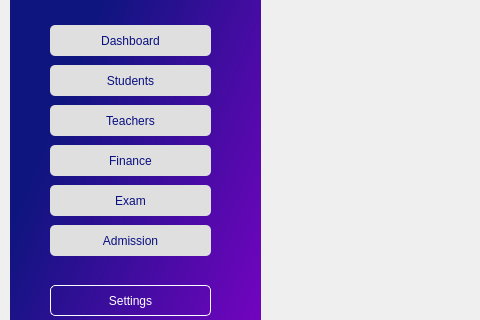
Old version of the form mainwindow.ui in the repository sarfarazunarr/school-management-software; both pictures show x 0 to 480 and y 175 to 495 of the 1366 by 728 pixel window.
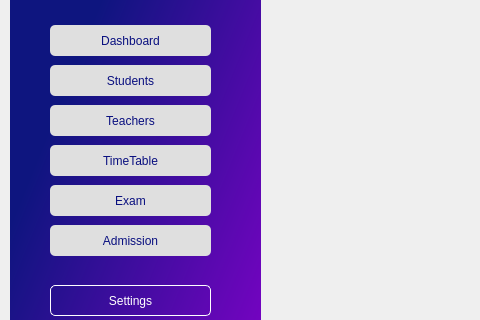
New version of the form.

What changed in the file:
```diff
--- a/mainwindow.ui
+++ b/mainwindow.ui
@@ -120,7 +120,7 @@
 border-radius: 5px;</string>
      </property>
      <property name="text">
-      <string>Finance</string>
+      <string>TimeTable</string>
      </property>
     </widget>
     <widget class="QPushButton" name="pushButton_5">
```
